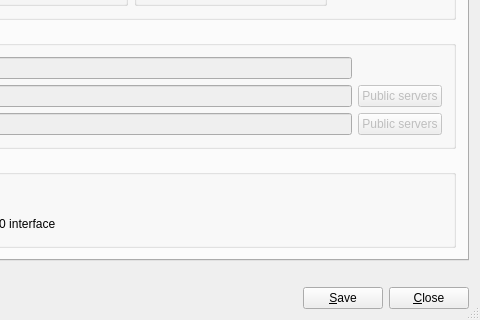
First picture: the form in src-qt4/pc-netmanager/src/NetworkManager/networkman.ui, repository trueos/pcbsd, before the edit; both pictures show x 267 to 747 and y 184 to 504 of the 747 by 504 pixel window.
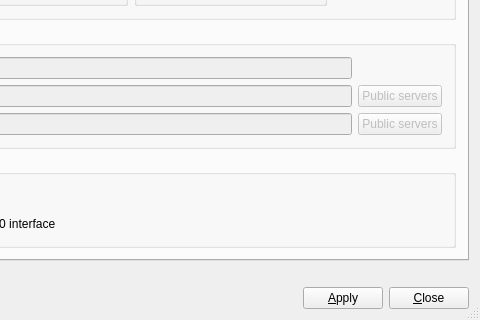
Second picture: the form after the edit. The open tabs and pages were chosen to show the change. Icons and pictures are not drawn.

Commit message: Added shortcut keys / Changed save buttons to apply.

Diff of the .ui file:
```diff
--- a/src-qt4/pc-netmanager/src/NetworkManager/networkman.ui
+++ b/src-qt4/pc-netmanager/src/NetworkManager/networkman.ui
@@ -791,7 +791,7 @@
      <item>
       <widget class="QPushButton" name="pushSave">
        <property name="text">
-        <string>&amp;Save</string>
+        <string>&amp;Apply</string>
        </property>
       </widget>
      </item>
```
Left out of the diff: 2 changed lines with no effect on the pictures.
